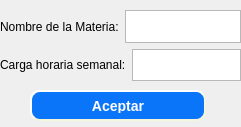
This is subjectinputdialog.ui in Santiago-Pinto/colorcraft as Qt 5 draws it before an edit. The edited form follows.
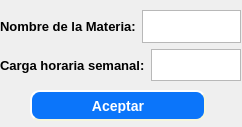
This is the edited form.

Commit message: Changed font in labels

Patch:
```diff
--- a/subjectinputdialog.ui
+++ b/subjectinputdialog.ui
@@ -6,7 +6,7 @@
    <rect>
     <x>0</x>
     <y>0</y>
-    <width>241</width>
+    <width>242</width>
     <height>127</height>
    </rect>
   </property>
@@ -64,6 +64,9 @@
      <layout class="QHBoxLayout" name="horizontalLayout">
       <item>
        <widget class="QLabel" name="label">
+        <property name="styleSheet">
+         <string notr="true">font: bold 13px;</string>
+        </property>
         <property name="text">
          <string>Nombre de la Materia:</string>
         </property>
@@ -78,6 +81,9 @@
      <layout class="QHBoxLayout" name="horizontalLayout_2">
       <item>
        <widget class="QLabel" name="label_2">
+        <property name="styleSheet">
+         <string notr="true">font: bold 13px;</string>
+        </property>
         <property name="text">
          <string>Carga horaria semanal:</string>
         </property>
```
The commit also changes 10 other files.
